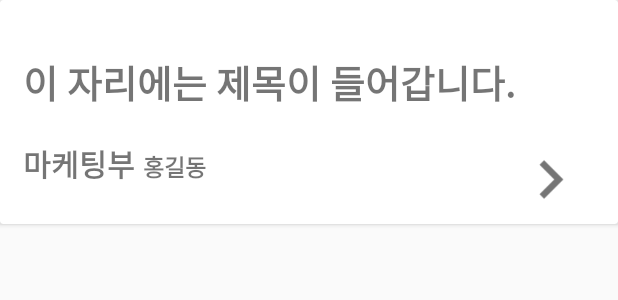
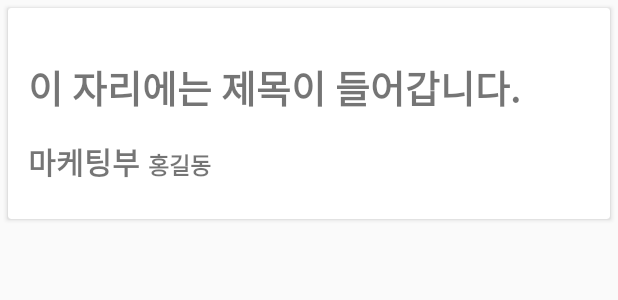
Before and after one commit to dudrkdl777/bnksys_app, an Android app: the layout list_item.xml on its own in the app's theme, with its tools: preview values and no code run, on a phone screen of 412 x 824 dp. Shown: the top 300 px of the screen. Run offline under Robolectric (Android 15) with nearby library versions, the phone set to English and light mode, and no system bars.

Commit message:
list fin

```diff
--- a/app/src/main/java/com/bnk/example/bnkdata/WriteFragment.java
+++ b/app/src/main/java/com/bnk/example/bnkdata/WriteFragment.java
@@ -72,6 +72,10 @@ public class WriteFragment extends Fragment {
                     db.insert("report", null, values);
                     mDBHelper.close();
                     Toast.makeText(context,"보고서가 등록되었습니다.",Toast.LENGTH_SHORT).show();
+                    ename.setText("");
+                    dept.setText("");
+                    title.setText("");
+                    content.setText("");
                 }else{
                     Log.d("test","onclick! failed!");
                     Toast.makeText(context,"정보를 올바르게 입력했는지 확인하세요.",Toast.LENGTH_SHORT).show();
--- a/app/src/main/res/layout/fragment_report.xml
+++ b/app/src/main/res/layout/fragment_report.xml
@@ -25,7 +25,7 @@
             <ListView
                 android:id="@+id/list_view"
                 android:layout_width="match_parent"
-                android:layout_height="389dp" />
+                android:layout_height="261dp" />
 
 
         </LinearLayout>
--- a/app/src/main/res/layout/list_item.xml
+++ b/app/src/main/res/layout/list_item.xml
@@ -6,6 +6,7 @@
     android:orientation="vertical">
 
     <android.support.v7.widget.CardView
+        android:layout_margin="5dp"
         android:id="@+id/cardView"
         android:layout_width="match_parent"
         android:layout_height="wrap_content">
@@ -15,7 +16,7 @@
             android:layout_height="match_parent"
             android:layout_marginTop="20dp"
             android:orientation="vertical"
-            android:padding="15dp">
+            android:padding="13dp">
 
             <TextView
                 android:id="@+id/item_title"
@@ -28,7 +29,7 @@
             <LinearLayout
                 android:layout_width="wrap_content"
                 android:layout_height="40dp"
-                android:layout_marginTop="20dp"
+                android:layout_marginTop="15dp"
                 android:orientation="horizontal">
 
                 <TextView
@@ -48,13 +49,6 @@
                     android:textSize="15sp"
                     android:textStyle="bold" />
 
-                <ImageView
-                    android:id="@+id/imageView4"
-                    android:layout_width="280dp"
-                    android:layout_height="51dp"
-                    android:layout_marginLeft="200dp"
-                    android:layout_weight="1"
-                    app:srcCompat="@drawable/ic_chevron_right_grey600_48dp" />
             </LinearLayout>
         </LinearLayout>
 
```
Also changed, not shown: app/src/main/java/com/bnk/example/bnkdata/MainActivity.java (+0 -13 lines), app/src/main/java/com/bnk/example/bnkdata/MyAdapter.java (deleted, +0 -35 lines), app/src/main/java/com/bnk/example/bnkdata/ReportAdapter.java (added, +72 -0 lines), app/src/main/java/com/bnk/example/bnkdata/ReportFragment.java (+28 -15 lines).
